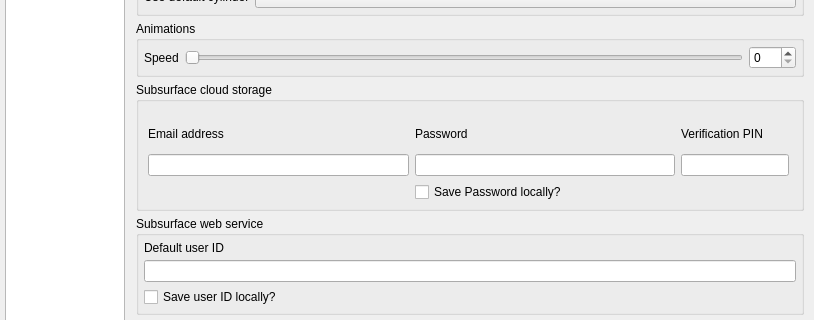
Old version of the form qt-ui/preferences.ui in the repository subsurface/subsurface; both pictures show x 0 to 814 and y 217 to 537 of the 814 by 802 pixel window.
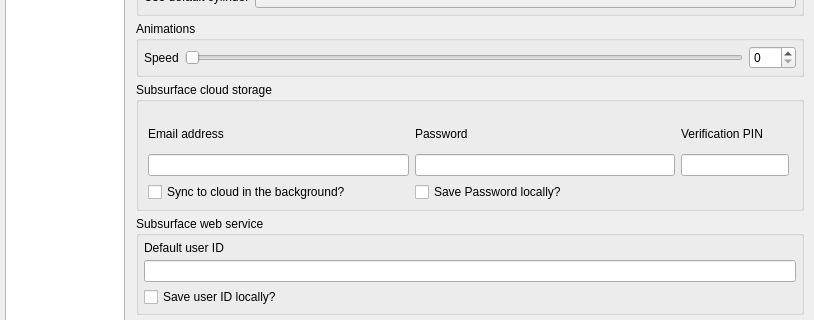
New version of the form. Icons and pictures are not drawn.

Commit message:
Cloud storage: Add preference option whether to sync in the background
This defaults to on as that's the most useful setting for the average
user.

Diff of the .ui file:
```diff
--- a/qt-ui/preferences.ui
+++ b/qt-ui/preferences.ui
@@ -413,7 +413,7 @@
               <height>83</height>
              </rect>
             </property>
-            <layout class="QGridLayout" name="gridLayout_3" rowstretch="1,1,1" columnstretch="1,1">
+            <layout class="QGridLayout" name="gridLayout_3" rowstretch="1,1,1" columnstretch="1,1,0">
              <property name="sizeConstraint">
               <enum>QLayout::SetMaximumSize</enum>
              </property>
@@ -465,6 +465,13 @@
                </property>
               </widget>
 	     </item>
+             <item row="2" column="0">
+              <widget class="QCheckBox" name="cloud_background_sync">
+               <property name="text">
+                <string>Sync to cloud in the background?</string>
+               </property>
+              </widget>
+             </item>
             </layout>
            </widget>
           </widget>
```
Left out of the diff: 10 changed lines with no effect on the pictures. Lines whose indentation alone changed are shown as unchanged. The commit also changes 3 other files.
